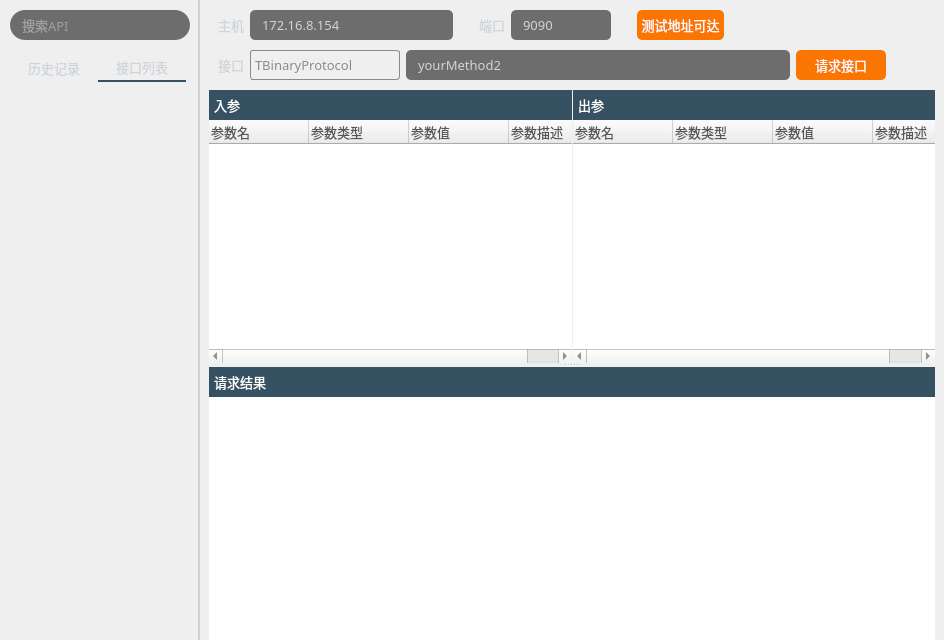
Before: the Qt Designer form thriftwidget.ui in HuaGouFdog/Fdog-Kit, drawn with Qt 5.
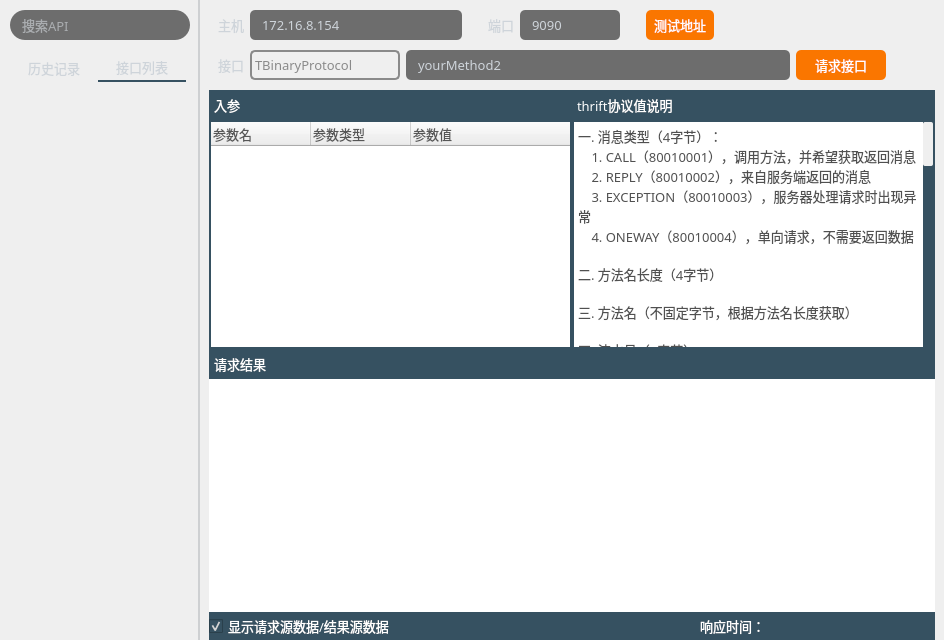
After: the same form once the commit is applied. Icons and pictures are not drawn.

Commit message: 完善thrift测试工具

The edit to the form file:
```diff
--- a/thriftwidget.ui
+++ b/thriftwidget.ui
@@ -145,7 +145,7 @@
           <number>5</number>
          </property>
          <item>
-          <widget class="QLineEdit" name="lineEdit">
+          <widget class="QLineEdit" name="lineEdit_find">
            <property name="minimumSize">
             <size>
              <width>0</width>
@@ -167,7 +167,7 @@
            </property>
            <property name="styleSheet">
             <string notr="true">QLineEdit{
-color:#ced4da;
+color: rgb(231, 238, 244);
 border-radius: 14px;
 background-color: rgb(25, 25, 25, 155);
 border: 0px solid rgba(255, 255, 255, 0);
@@ -563,7 +563,7 @@
           </spacer>
          </item>
          <item>
-          <widget class="QToolButton" name="toolButton_2">
+          <widget class="QToolButton" name="toolButton_test">
            <property name="minimumSize">
             <size>
              <width>68</width>
@@ -595,11 +595,11 @@
 }</string>
            </property>
            <property name="text">
-            <string>测试地址可达</string>
+            <string>测试地址</string>
            </property>
            <property name="icon">
             <iconset resource="lib.qrc">
-             <normaloff>:/lib/node.png</normaloff>:/lib/node.png</iconset>
+             <normaloff>:/lib/node2.png</normaloff>:/lib/node2.png</iconset>
            </property>
            <property name="toolButtonStyle">
             <enum>Qt::ToolButtonTextBesideIcon</enum>
@@ -678,11 +678,16 @@
            <property name="styleSheet">
             <string notr="true">QComboBox{
 	color:#ffffff;
-	border:1px solid #8a8a8a;
+	border:2px solid #8a8a8a;
 	color: rgb(138, 138, 138);
-	border-radius:3px;
+	border-radius:5px;
 	background:transparent;
 }
+
+QComboBox QAbstractItemView::item
+{
+height:28px;
+}
 QComboBox:disabled{
 	border:1px solid gray;
 	color:gray;
@@ -707,7 +712,9 @@
 	color:#ffffff;
 	background-color:#1e2d36;
 	selection-background-color:#52DCFE;
-}</string>
+}
+
+</string>
            </property>
            <item>
             <property name="text">
@@ -811,6 +818,9 @@
         <property name="orientation">
          <enum>Qt::Vertical</enum>
         </property>
+        <property name="handleWidth">
+         <number>0</number>
+        </property>
         <widget class="QWidget" name="widget_4" native="true">
          <layout class="QHBoxLayout" name="horizontalLayout_3">
           <property name="spacing">
@@ -834,9 +844,25 @@
              <enum>Qt::Horizontal</enum>
             </property>
             <property name="handleWidth">
-             <number>1</number>
+             <number>0</number>
             </property>
             <widget class="QWidget" name="widget" native="true">
+             <property name="styleSheet">
+              <string notr="true">QComboBox{
+font: 10pt &quot;OPPOSans B&quot;;
+}
+
+QComboBox QAbstractItemView{
+font: 10pt &quot;OPPOSans B&quot;;
+}
+
+QComboBox QAbstractItemView::item{
+
+height:28px; 
+width:50px;
+
+}</string>
+             </property>
              <layout class="QVBoxLayout" name="verticalLayout_2">
               <property name="spacing">
                <number>0</number>
@@ -911,13 +937,9 @@
 }
 
 QTreeWidget {
-	border:0px solid #242424;
+	border:2px solid rgb(54, 81, 97);
 	
 	color: rgb(0, 0, 0);
-}
-
-QComboBox{
-font: 10pt &quot;OPPOSans B&quot;;
 }</string>
                 </property>
                 <property name="indentation">
@@ -980,23 +1002,14 @@
                   </font>
                  </property>
                 </column>
-                <column>
-                 <property name="text">
-                  <string>参数描述</string>
-                 </property>
-                 <property name="font">
-                  <font>
-                   <family>OPPOSans B</family>
-                   <pointsize>10</pointsize>
-                   <stylestrategy>PreferAntialias</stylestrategy>
-                  </font>
-                 </property>
-                </column>
                </widget>
               </item>
              </layout>
             </widget>
             <widget class="QWidget" name="widget_3" native="true">
+             <property name="styleSheet">
+              <string notr="true">background-color: rgb(54, 81, 97);</string>
+             </property>
              <layout class="QVBoxLayout" name="verticalLayout_4">
               <property name="spacing">
                <number>0</number>
@@ -1041,12 +1054,12 @@
 padding-right:10px;</string>
                 </property>
                 <property name="text">
-                 <string>出参</string>
+                 <string>thrift协议值说明</string>
                 </property>
                </widget>
               </item>
               <item>
-               <widget class="QTreeWidget" name="treeWidget_2">
+               <widget class="QTextEdit" name="textEdit_2">
                 <property name="font">
                  <font>
                   <family>OPPOSans B</family>
@@ -1054,98 +1067,76 @@
                   <stylestrategy>PreferAntialias</stylestrategy>
                  </font>
                 </property>
+                <property name="cursor" stdset="0">
+                 <cursorShape>ArrowCursor</cursorShape>
+                </property>
                 <property name="styleSheet">
-                 <string notr="true">QLineEdit{
+                 <string notr="true">QTextEdit{
 color: rgb(0, 0, 0);
-background-color: rgba(255, 255, 255, 0);
-border: 1px solid rgba(255, 255, 255, 0);
+background-color: rgb(255, 255, 255);
 border-radius: 0px;
-padding-left:0px;
-padding-right:0px;
-}
-
-QToolButton {
-	background-color: rgba(255, 255, 255,0);
-	border: none;
-}
-
-QTreeWidget {
-	border:0px solid #242424;
-}
-</string>
+border:2px solid rgb(54, 81, 97);
+}</string>
                 </property>
-                <property name="indentation">
-                 <number>20</number>
-                </property>
-                <property name="uniformRowHeights">
+                <property name="readOnly">
                  <bool>true</bool>
                 </property>
-                <property name="sortingEnabled">
-                 <bool>false</bool>
+                <property name="html">
+                 <string>&lt;!DOCTYPE HTML PUBLIC &quot;-//W3C//DTD HTML 4.0//EN&quot; &quot;http://www.w3.org/TR/REC-html40/strict.dtd&quot;&gt;
+&lt;html&gt;&lt;head&gt;&lt;meta name=&quot;qrichtext&quot; content=&quot;1&quot; /&gt;&lt;style type=&quot;text/css&quot;&gt;
+p, li { white-space: pre-wrap; }
+&lt;/style&gt;&lt;/head&gt;&lt;body style=&quot; font-family:'OPPOSans B'; font-size:10pt; font-weight:400; font-style:normal;&quot;&gt;
+&lt;p style=&quot; margin-top:0px; margin-bottom:0px; margin-left:0px; margin-right:0px; -qt-block-indent:0; text-indent:0px;&quot;&gt;&lt;span style=&quot; color:#505050;&quot;&gt;一. 消息类型（4字节）：&lt;/span&gt;&lt;/p&gt;
+&lt;p style=&quot; margin-top:0px; margin-bottom:0px; margin-left:0px; margin-right:0px; -qt-block-indent:0; text-indent:0px;&quot;&gt;&lt;span style=&quot; color:#505050;&quot;&gt;    1. CALL（80010001），调用方法，并希望获取返回消息&lt;/span&gt;&lt;/p&gt;
+&lt;p style=&quot; margin-top:0px; margin-bottom:0px; margin-left:0px; margin-right:0px; -qt-block-indent:0; text-indent:0px;&quot;&gt;&lt;span style=&quot; color:#505050;&quot;&gt;    2. REPLY（80010002），来自服务端返回的消息&lt;/span&gt;&lt;/p&gt;
+&lt;p style=&quot; margin-top:0px; margin-bottom:0px; margin-left:0px; margin-right:0px; -qt-block-indent:0; text-indent:0px;&quot;&gt;&lt;span style=&quot; color:#505050;&quot;&gt;    3. EXCEPTION（80010003），服务器处理请求时出现异常&lt;/span&gt;&lt;/p&gt;
+&lt;p style=&quot; margin-top:0px; margin-bottom:0px; margin-left:0px; margin-right:0px; -qt-block-indent:0; text-indent:0px;&quot;&gt;&lt;span style=&quot; color:#505050;&quot;&gt;    4. ONEWAY（80010004），单向请求，不需要返回数据&lt;/span&gt;&lt;/p&gt;
+&lt;p style=&quot;-qt-paragraph-type:empty; margin-top:0px; margin-bottom:0px; margin-left:0px; margin-right:0px; -qt-block-indent:0; text-indent:0px; color:#505050;&quot;&gt;&lt;br /&gt;&lt;/p&gt;
+&lt;p style=&quot; margin-top:0px; margin-bottom:0px; margin-left:0px; margin-right:0px; -qt-block-indent:0; text-indent:0px;&quot;&gt;&lt;span style=&quot; color:#505050;&quot;&gt;二. 方法名长度（4字节）&lt;/span&gt;&lt;/p&gt;
+&lt;p style=&quot;-qt-paragraph-type:empty; margin-top:0px; margin-bottom:0px; margin-left:0px; margin-right:0px; -qt-block-indent:0; text-indent:0px; color:#505050;&quot;&gt;&lt;br /&gt;&lt;/p&gt;
+&lt;p style=&quot; margin-top:0px; margin-bottom:0px; margin-left:0px; margin-right:0px; -qt-block-indent:0; text-indent:0px;&quot;&gt;&lt;span style=&quot; color:#505050;&quot;&gt;三. 方法名（不固定字节，根据方法名长度获取）&lt;/span&gt;&lt;/p&gt;
+&lt;p style=&quot;-qt-paragraph-type:empty; margin-top:0px; margin-bottom:0px; margin-left:0px; margin-right:0px; -qt-block-indent:0; text-indent:0px; color:#505050;&quot;&gt;&lt;br /&gt;&lt;/p&gt;
+&lt;p style=&quot; margin-top:0px; margin-bottom:0px; margin-left:0px; margin-right:0px; -qt-block-indent:0; text-indent:0px;&quot;&gt;&lt;span style=&quot; color:#505050;&quot;&gt;四. 流水号（4字节）&lt;/span&gt;&lt;/p&gt;
+&lt;p style=&quot;-qt-paragraph-type:empty; margin-top:0px; margin-bottom:0px; margin-left:0px; margin-right:0px; -qt-block-indent:0; text-indent:0px; color:#505050;&quot;&gt;&lt;br /&gt;&lt;/p&gt;
+&lt;p style=&quot; margin-top:0px; margin-bottom:0px; margin-left:0px; margin-right:0px; -qt-block-indent:0; text-indent:0px;&quot;&gt;&lt;span style=&quot; color:#505050;&quot;&gt;五. 基础数据类型，类型（1字节），数据序号（2字节），数据值（根据数据类型而定）&lt;/span&gt;&lt;/p&gt;
+&lt;p style=&quot; margin-top:0px; margin-bottom:0px; margin-left:0px; margin-right:0px; -qt-block-indent:0; text-indent:0px;&quot;&gt;&lt;span style=&quot; color:#505050;&quot;&gt;    1. bool类型，类型2，值为1个字节&lt;/span&gt;&lt;/p&gt;
+&lt;p style=&quot; margin-top:0px; margin-bottom:0px; margin-left:0px; margin-right:0px; -qt-block-indent:0; text-indent:0px;&quot;&gt;&lt;span style=&quot; color:#505050;&quot;&gt;    2. byte类型，类型3，值为1个字节&lt;/span&gt;&lt;/p&gt;
+&lt;p style=&quot; margin-top:0px; margin-bottom:0px; margin-left:0px; margin-right:0px; -qt-block-indent:0; text-indent:0px;&quot;&gt;&lt;span style=&quot; color:#505050;&quot;&gt;    3. i16类型，类型6，值为2个字节&lt;/span&gt;&lt;/p&gt;
+&lt;p style=&quot; margin-top:0px; margin-bottom:0px; margin-left:0px; margin-right:0px; -qt-block-indent:0; text-indent:0px;&quot;&gt;&lt;span style=&quot; color:#505050;&quot;&gt;    3. i32类型，类型8，值为4个字节&lt;/span&gt;&lt;/p&gt;
+&lt;p style=&quot; margin-top:0px; margin-bottom:0px; margin-left:0px; margin-right:0px; -qt-block-indent:0; text-indent:0px;&quot;&gt;&lt;span style=&quot; color:#505050;&quot;&gt;    4. i64类型，类型10，值为8个字节&lt;/span&gt;&lt;/p&gt;
+&lt;p style=&quot; margin-top:0px; margin-bottom:0px; margin-left:0px; margin-right:0px; -qt-block-indent:0; text-indent:0px;&quot;&gt;&lt;span style=&quot; color:#505050;&quot;&gt;    5. double类型，类型4，值为8个字节&lt;/span&gt;&lt;/p&gt;
+&lt;p style=&quot;-qt-paragraph-type:empty; margin-top:0px; margin-bottom:0px; margin-left:0px; margin-right:0px; -qt-block-indent:0; text-indent:0px; color:#505050;&quot;&gt;&lt;br /&gt;&lt;/p&gt;
+&lt;p style=&quot; margin-top:0px; margin-bottom:0px; margin-left:0px; margin-right:0px; -qt-block-indent:0; text-indent:0px;&quot;&gt;&lt;span style=&quot; color:#505050;&quot;&gt;六. 复杂数据类型，类型（1字节），数据序号（2字节）&lt;/span&gt;&lt;/p&gt;
+&lt;p style=&quot; margin-top:0px; margin-bottom:0px; margin-left:0px; margin-right:0px; -qt-block-indent:0; text-indent:0px;&quot;&gt;&lt;span style=&quot; color:#505050;&quot;&gt;    1. string类型，类型11，序号后有一个四字节的数据长度，数据的值根据长度获取&lt;/span&gt;&lt;/p&gt;
+&lt;p style=&quot; margin-top:0px; margin-bottom:0px; margin-left:0px; margin-right:0px; -qt-block-indent:0; text-indent:0px;&quot;&gt;&lt;span style=&quot; color:#505050;&quot;&gt;    2. struct类型，类型12，按照正常解析，遇到00表示结束struct&lt;/span&gt;&lt;/p&gt;
+&lt;p style=&quot; margin-top:0px; margin-bottom:0px; margin-left:0px; margin-right:0px; -qt-block-indent:0; text-indent:0px;&quot;&gt;&lt;span style=&quot; color:#505050;&quot;&gt;    3. map类型，类型13，序号后第一个字节为键类型，第二个字节为值类型，一个四字节的数据长度，数据的值根据长度获取&lt;/span&gt;&lt;/p&gt;
+&lt;p style=&quot; margin-top:0px; margin-bottom:0px; margin-left:0px; margin-right:0px; -qt-block-indent:0; text-indent:0px;&quot;&gt;&lt;span style=&quot; color:#505050;&quot;&gt;    4. set类型，类型14，序号后第一个字节为值类型，一个四字节的数据长度，数据的值根据长度获取&lt;/span&gt;&lt;/p&gt;
+&lt;p style=&quot; margin-top:0px; margin-bottom:0px; margin-left:0px; margin-right:0px; -qt-block-indent:0; text-indent:0px;&quot;&gt;&lt;span style=&quot; color:#505050;&quot;&gt;    5. list类型，类型15，序号后第一个字节为值类型，一个四字节的数据长度，数据的值根据长度获取&lt;/span&gt;&lt;/p&gt;
+&lt;p style=&quot;-qt-paragraph-type:empty; margin-top:0px; margin-bottom:0px; margin-left:0px; margin-right:0px; -qt-block-indent:0; text-indent:0px; color:#505050;&quot;&gt;&lt;br /&gt;&lt;/p&gt;
+&lt;p style=&quot; margin-top:0px; margin-bottom:0px; margin-left:0px; margin-right:0px; -qt-block-indent:0; text-indent:0px;&quot;&gt;&lt;span style=&quot; color:#505050;&quot;&gt;--------------------------------------------------------&lt;/span&gt;&lt;/p&gt;
+&lt;p style=&quot; margin-top:0px; margin-bottom:0px; margin-left:0px; margin-right:0px; -qt-block-indent:0; text-indent:0px;&quot;&gt;&lt;span style=&quot; color:#505050;&quot;&gt;以 i32 yourMethod(1: i32 param) 接口为例&lt;/span&gt;&lt;/p&gt;
+&lt;p style=&quot;-qt-paragraph-type:empty; margin-top:0px; margin-bottom:0px; margin-left:0px; margin-right:0px; -qt-block-indent:0; text-indent:0px; color:#505050;&quot;&gt;&lt;br /&gt;&lt;/p&gt;
+&lt;p style=&quot; margin-top:0px; margin-bottom:0px; margin-left:0px; margin-right:0px; -qt-block-indent:0; text-indent:0px;&quot;&gt;&lt;span style=&quot; color:#505050;&quot;&gt;请求原数据为：&lt;/span&gt;&lt;/p&gt;
+&lt;p style=&quot; margin-top:0px; margin-bottom:0px; margin-left:0px; margin-right:0px; -qt-block-indent:0; text-indent:0px;&quot;&gt;&lt;span style=&quot; color:#ff0000;&quot;&gt;80 01 00 01&lt;/span&gt; &lt;span style=&quot; color:#3a9d33;&quot;&gt;00 00 00 0a&lt;/span&gt; &lt;span style=&quot; color:#3e58ff;&quot;&gt;79 6f 75 72 4d 65 74 68 6f 64&lt;/span&gt; &lt;span style=&quot; color:#c23134;&quot;&gt;00 00 00 00&lt;/span&gt; &lt;span style=&quot; color:#408876;&quot;&gt;08&lt;/span&gt; &lt;span style=&quot; color:#7c5390;&quot;&gt;00 01&lt;/span&gt; &lt;span style=&quot; color:#8f6f55;&quot;&gt;00 00 00 01&lt;/span&gt; &lt;span style=&quot; color:#a10000;&quot;&gt;00&lt;/span&gt;&lt;/p&gt;
+&lt;p style=&quot;-qt-paragraph-type:empty; margin-top:0px; margin-bottom:0px; margin-left:0px; margin-right:0px; -qt-block-indent:0; text-indent:0px;&quot;&gt;&lt;br /&gt;&lt;/p&gt;
+&lt;p style=&quot; margin-top:0px; margin-bottom:0px; margin-left:0px; margin-right:0px; -qt-block-indent:0; text-indent:0px;&quot;&gt;&lt;span style=&quot; color:#505050;&quot;&gt;80 01 00 01 表示CALL调用方法，并期望返回值&lt;/span&gt;&lt;/p&gt;
+&lt;p style=&quot;-qt-paragraph-type:empty; margin-top:0px; margin-bottom:0px; margin-left:0px; margin-right:0px; -qt-block-indent:0; text-indent:0px; color:#505050;&quot;&gt;&lt;br /&gt;&lt;/p&gt;
+&lt;p style=&quot; margin-top:0px; margin-bottom:0px; margin-left:0px; margin-right:0px; -qt-block-indent:0; text-indent:0px;&quot;&gt;&lt;span style=&quot; color:#505050;&quot;&gt;00 00 00 0a 表示方法名长度为10&lt;/span&gt;&lt;/p&gt;
+&lt;p style=&quot;-qt-paragraph-type:empty; margin-top:0px; margin-bottom:0px; margin-left:0px; margin-right:0px; -qt-block-indent:0; text-indent:0px; color:#505050;&quot;&gt;&lt;br /&gt;&lt;/p&gt;
+&lt;p style=&quot; margin-top:0px; margin-bottom:0px; margin-left:0px; margin-right:0px; -qt-block-indent:0; text-indent:0px;&quot;&gt;&lt;span style=&quot; color:#505050;&quot;&gt;79 6f 75 72 4d 65 74 68 6f 64 为方法名&lt;/span&gt;&lt;/p&gt;
+&lt;p style=&quot;-qt-paragraph-type:empty; margin-top:0px; margin-bottom:0px; margin-left:0px; margin-right:0px; -qt-block-indent:0; text-indent:0px; color:#505050;&quot;&gt;&lt;br /&gt;&lt;/p&gt;
+&lt;p style=&quot; margin-top:0px; margin-bottom:0px; margin-left:0px; margin-right:0px; -qt-block-indent:0; text-indent:0px;&quot;&gt;&lt;span style=&quot; color:#505050;&quot;&gt;00 00 00 00 表示流水号&lt;/span&gt;&lt;/p&gt;
+&lt;p style=&quot;-qt-paragraph-type:empty; margin-top:0px; margin-bottom:0px; margin-left:0px; margin-right:0px; -qt-block-indent:0; text-indent:0px; color:#505050;&quot;&gt;&lt;br /&gt;&lt;/p&gt;
+&lt;p style=&quot; margin-top:0px; margin-bottom:0px; margin-left:0px; margin-right:0px; -qt-block-indent:0; text-indent:0px;&quot;&gt;&lt;span style=&quot; color:#505050;&quot;&gt;08 表示数据类型为i32&lt;/span&gt;&lt;/p&gt;
+&lt;p style=&quot;-qt-paragraph-type:empty; margin-top:0px; margin-bottom:0px; margin-left:0px; margin-right:0px; -qt-block-indent:0; text-indent:0px; color:#505050;&quot;&gt;&lt;br /&gt;&lt;/p&gt;
+&lt;p style=&quot; margin-top:0px; margin-bottom:0px; margin-left:0px; margin-right:0px; -qt-block-indent:0; text-indent:0px;&quot;&gt;&lt;span style=&quot; color:#505050;&quot;&gt;00 01 表示序号为1&lt;/span&gt;&lt;/p&gt;
+&lt;p style=&quot;-qt-paragraph-type:empty; margin-top:0px; margin-bottom:0px; margin-left:0px; margin-right:0px; -qt-block-indent:0; text-indent:0px; color:#505050;&quot;&gt;&lt;br /&gt;&lt;/p&gt;
+&lt;p style=&quot; margin-top:0px; margin-bottom:0px; margin-left:0px; margin-right:0px; -qt-block-indent:0; text-indent:0px;&quot;&gt;&lt;span style=&quot; color:#505050;&quot;&gt;00 00 00 01 表示值为1&lt;/span&gt;&lt;/p&gt;
+&lt;p style=&quot;-qt-paragraph-type:empty; margin-top:0px; margin-bottom:0px; margin-left:0px; margin-right:0px; -qt-block-indent:0; text-indent:0px; color:#505050;&quot;&gt;&lt;br /&gt;&lt;/p&gt;
+&lt;p style=&quot; margin-top:0px; margin-bottom:0px; margin-left:0px; margin-right:0px; -qt-block-indent:0; text-indent:0px;&quot;&gt;&lt;span style=&quot; color:#505050;&quot;&gt;00 表示结束&lt;/span&gt;&lt;/p&gt;
+&lt;p style=&quot;-qt-paragraph-type:empty; margin-top:0px; margin-bottom:0px; margin-left:0px; margin-right:0px; -qt-block-indent:0; text-indent:0px; color:#505050;&quot;&gt;&lt;br /&gt;&lt;/p&gt;
+&lt;p style=&quot; margin-top:0px; margin-bottom:0px; margin-left:0px; margin-right:0px; -qt-block-indent:0; text-indent:0px;&quot;&gt;&lt;span style=&quot; color:#505050;&quot;&gt;--------------------------------------------------------&lt;/span&gt;&lt;/p&gt;&lt;/body&gt;&lt;/html&gt;</string>
                 </property>
-                <property name="animated">
-                 <bool>false</bool>
-                </property>
-                <attribute name="headerVisible">
-                 <bool>true</bool>
-                </attribute>
-                <attribute name="headerDefaultSectionSize">
-                 <number>100</number>
-                </attribute>
-                <attribute name="headerMinimumSectionSize">
-                 <number>20</number>
-                </attribute>
-                <attribute name="headerStretchLastSection">
-                 <bool>true</bool>
-                </attribute>
-                <column>
-                 <property name="text">
-                  <string>参数名</string>
-                 </property>
-                 <property name="font">
-                  <font>
-                   <family>OPPOSans B</family>
-                   <pointsize>10</pointsize>
-                   <stylestrategy>PreferAntialias</stylestrategy>
-                  </font>
-                 </property>
-                </column>
-                <column>
-                 <property name="text">
-                  <string>参数类型</string>
-                 </property>
-                 <property name="font">
-                  <font>
-                   <family>OPPOSans B</family>
-                   <pointsize>10</pointsize>
-                   <stylestrategy>PreferAntialias</stylestrategy>
-                  </font>
-                 </property>
-                </column>
-                <column>
-                 <property name="text">
-                  <string>参数值</string>
-                 </property>
-                 <property name="font">
-                  <font>
-                   <family>OPPOSans B</family>
-                   <pointsize>10</pointsize>
-                   <stylestrategy>PreferAntialias</stylestrategy>
-                  </font>
-                 </property>
-                </column>
-                <column>
-                 <property name="text">
-                  <string>参数描述</string>
-                 </property>
-                 <property name="font">
-                  <font>
-                   <family>OPPOSans B</family>
-                   <pointsize>10</pointsize>
-                   <stylestrategy>PreferAntialias</stylestrategy>
-                  </font>
-                 </property>
-                </column>
                </widget>
               </item>
              </layout>
@@ -1171,38 +1162,6 @@
           <property name="bottomMargin">
            <number>0</number>
           </property>
-          <item>
-           <widget class="QLabel" name="label_7">
-            <property name="minimumSize">
-             <size>
-              <width>0</width>
-              <height>30</height>
-             </size>
-            </property>
-            <property name="maximumSize">
-             <size>
-              <width>16777215</width>
-              <height>30</height>
-             </size>
-            </property>
-            <property name="font">
-             <font>
-              <family>OPPOSans B</family>
-              <pointsize>10</pointsize>
-              <stylestrategy>PreferAntialias</stylestrategy>
-             </font>
-            </property>
-            <property name="styleSheet">
-             <string notr="true">background-color: rgb(54, 81, 97);
-color: rgb(255, 255, 255);
-padding-left:2px;
-padding-right:10px;</string>
-            </property>
-            <property name="text">
-             <string>请求结果</string>
-            </property>
-           </widget>
-          </item>
           <item>
            <widget class="QWidget" name="widget_5" native="true">
             <property name="minimumSize">
@@ -1217,6 +1176,9 @@
              </font>
             </property>
             <layout class="QVBoxLayout" name="verticalLayout_7">
+             <property name="spacing">
+              <number>0</number>
+             </property>
              <property name="leftMargin">
               <number>0</number>
              </property>
@@ -1229,6 +1191,75 @@
              <property name="bottomMargin">
               <number>0</number>
              </property>
+             <item>
+              <widget class="QWidget" name="widget_8" native="true">
+               <property name="styleSheet">
+                <string notr="true">background-color: rgb(54, 81, 97);</string>
+               </property>
+               <layout class="QHBoxLayout" name="horizontalLayout_5">
+                <property name="spacing">
+                 <number>0</number>
+                </property>
+                <property name="leftMargin">
+                 <number>0</number>
+                </property>
+                <property name="topMargin">
+                 <number>0</number>
+                </property>
+                <property name="rightMargin">
+                 <number>0</number>
+                </property>
+                <property name="bottomMargin">
+                 <number>0</number>
+                </property>
+                <item>
+                 <widget class="QLabel" name="label_7">
+                  <property name="minimumSize">
+                   <size>
+                    <width>0</width>
+                    <height>30</height>
+                   </size>
+                  </property>
+                  <property name="maximumSize">
+                   <size>
+                    <width>16777215</width>
+                    <height>30</height>
+                   </size>
+                  </property>
+                  <property name="font">
+                   <font>
+                    <family>OPPOSans B</family>
+                    <pointsize>10</pointsize>
+                    <stylestrategy>PreferAntialias</stylestrategy>
+                   </font>
+                  </property>
+                  <property name="styleSheet">
+                   <string notr="true">background-color: rgb(54, 81, 97);
+color: rgb(255, 255, 255);
+padding-left:2px;
+padding-right:10px;</string>
+                  </property>
+                  <property name="text">
+                   <string>请求结果</string>
+                  </property>
+                 </widget>
+                </item>
+                <item>
+                 <spacer name="horizontalSpacer_5">
+                  <property name="orientation">
+                   <enum>Qt::Horizontal</enum>
+                  </property>
+                  <property name="sizeHint" stdset="0">
+                   <size>
+                    <width>40</width>
+                    <height>20</height>
+                   </size>
+                  </property>
+                 </spacer>
+                </item>
+               </layout>
+              </widget>
+             </item>
              <item>
               <widget class="QTextEdit" name="textEdit">
                <property name="font">
@@ -1243,14 +1274,141 @@
                </property>
                <property name="styleSheet">
                 <string notr="true">QTextEdit{
-color: rgb(0, 0, 0);
-	background-color: rgb(255, 255, 255);
+color: rgb(80, 80, 80);
+background-color: rgb(255, 255, 255);
 border: 1px solid rgba(255, 255, 255, 0);
 border-radius: 0px;
 padding-left:10px;
 padding-right:10px;
 }</string>
                </property>
+               <property name="readOnly">
+                <bool>true</bool>
+               </property>
+              </widget>
+             </item>
+             <item>
+              <widget class="QWidget" name="widget_10" native="true">
+               <property name="minimumSize">
+                <size>
+                 <width>0</width>
+                 <height>28</height>
+                </size>
+               </property>
+               <property name="font">
+                <font>
+                 <family>OPPOSans B</family>
+                 <pointsize>10</pointsize>
+                 <stylestrategy>PreferAntialias</stylestrategy>
+                </font>
+               </property>
+               <property name="styleSheet">
+                <string notr="true">background-color: rgb(54, 81, 97);</string>
+               </property>
+               <layout class="QHBoxLayout" name="horizontalLayout_6">
+                <property name="spacing">
+                 <number>0</number>
+                </property>
+                <property name="leftMargin">
+                 <number>0</number>
+                </property>
+                <property name="topMargin">
+                 <number>0</number>
+                </property>
+                <property name="rightMargin">
+                 <number>0</number>
+                </property>
+                <property name="bottomMargin">
+                 <number>0</number>
+                </property>
+                <item>
+                 <widget class="QCheckBox" name="checkBox_2">
+                  <property name="maximumSize">
+                   <size>
+                    <width>16777215</width>
+                    <height>20</height>
+                   </size>
+                  </property>
+                  <property name="font">
+                   <font>
+                    <family>OPPOSans B</family>
+                    <pointsize>10</pointsize>
+                    <stylestrategy>PreferAntialias</stylestrategy>
+                   </font>
+                  </property>
+                  <property name="styleSheet">
+                   <string notr="true">color: rgb(255, 255, 255);</string>
+                  </property>
+                  <property name="text">
+                   <string>显示请求源数据/结果源数据</string>
+                  </property>
+                  <property name="checked">
+                   <bool>true</bool>
+                  </property>
+                 </widget>
+                </item>
+                <item>
+                 <spacer name="horizontalSpacer_7">
+                  <property name="orientation">
+                   <enum>Qt::Horizontal</enum>
+                  </property>
+                  <property name="sizeType">
+                   <enum>QSizePolicy::Fixed</enum>
+                  </property>
+                  <property name="sizeHint" stdset="0">
+                   <size>
+                    <width>300</width>
+                    <height>20</height>
+                   </size>
+                  </property>
+                 </spacer>
+                </item>
+                <item>
+                 <widget class="QLabel" name="label_time">
+                  <property name="minimumSize">
+                   <size>
+                    <width>0</width>
+                    <height>0</height>
+                   </size>
+                  </property>
+                  <property name="maximumSize">
+                   <size>
+                    <width>16777215</width>
+                    <height>20</height>
+                   </size>
+                  </property>
+                  <property name="font">
+                   <font>
+                    <family>OPPOSans B</family>
+                    <pointsize>10</pointsize>
+                    <stylestrategy>PreferAntialias</stylestrategy>
+                   </font>
+                  </property>
+                  <property name="styleSheet">
+                   <string notr="true">background-color: rgb(54, 81, 97);
+color: rgb(255, 255, 255);
+padding-left:2px;
+padding-right:10px;</string>
+                  </property>
+                  <property name="text">
+                   <string>响应时间：</string>
+                  </property>
+                 </widget>
+                </item>
+                <item>
+                 <spacer name="horizontalSpacer_6">
+                  <property name="orientation">
+                   <enum>Qt::Horizontal</enum>
+                  </property>
+                  <property name="sizeHint" stdset="0">
+                   <size>
+                    <width>40</width>
+                    <height>20</height>
+                   </size>
+                  </property>
+                 </spacer>
+                </item>
+               </layout>
               </widget>
              </item>
             </layout>
```
The commit also changes 6 other files.
